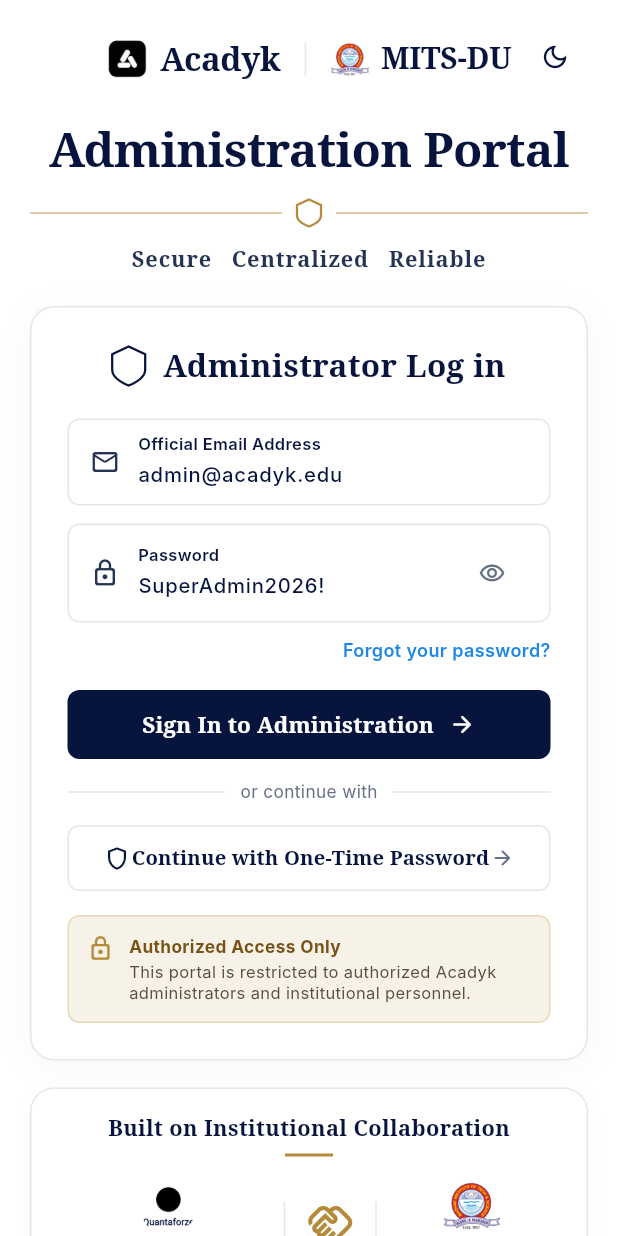
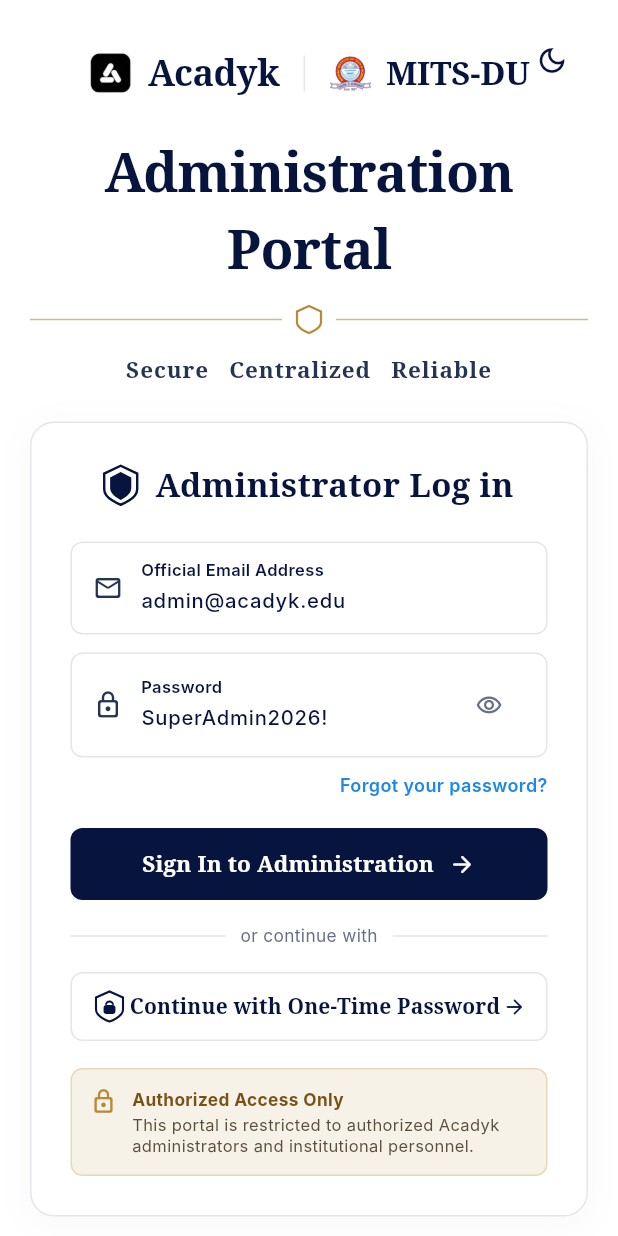
Before and after one commit to sudhanshupatel517-collab/adminacadyk, a Flutter app: the screen it shows after launch, after a tap on the "visibility off" icon, on a phone screen of 412 x 824 dp. Run offline on Flutter 3.47's test engine with Material 3 defaults, Android fonts, the phone set to English and light mode, and no system bars; our stand-ins replace dio, flutter_riverpod, flutter_secure_storage, go_router, image_picker, timeago; accounts and stored records are empty; Roboto replaces fonts that are missing (Inter).

Commit message:
feat(auth): streamline login page, enhance Administration Portal headline, remove collaboration card and refine shield icons

```diff
--- a/lib/admin/screens/admin_login_screen.dart
+++ b/lib/admin/screens/admin_login_screen.dart
@@ -219,7 +219,6 @@
     final bg = isDark ? const Color(0xFF0D1117) : Colors.white;
     final cardBg = isDark ? const Color(0xFF161B22) : Colors.white;
     final borderColor = isDark ? const Color(0xFF30363D) : kBorder;
-    // Same color for both Acadyk and MITS-DU
     final brandingTextColor = isDark ? const Color(0xFFF0F6FC) : kNavyPrimary;
     final primaryTextColor = isDark ? const Color(0xFFF0F6FC) : kNavyPrimary;
     final secondaryTextColor = isDark ? const Color(0xFF8B949E) : kNavySecondary;
@@ -232,12 +231,12 @@
           children: [
             // Theme toggle top-right
             Positioned(
-              top: 14,
-              right: 18,
+              top: 16,
+              right: 20,
               child: IconButton(
                 icon: Icon(
                   isDark ? Icons.light_mode_outlined : Icons.dark_mode_outlined,
-                  size: 20,
+                  size: 22,
                   color: isDark ? const Color(0xFFF0F6FC) : kNavyPrimary,
                 ),
                 tooltip: isDark ? 'Switch to Light Mode' : 'Switch to Dark Mode',
@@ -251,13 +250,13 @@
             // Centered Main Canvas
             Center(
               child: SingleChildScrollView(
-                padding: const EdgeInsets.symmetric(horizontal: 20, vertical: 24),
+                padding: const EdgeInsets.symmetric(horizontal: 20, vertical: 32),
                 child: ConstrainedBox(
                   constraints: const BoxConstraints(maxWidth: 490),
                   child: Column(
                     crossAxisAlignment: CrossAxisAlignment.center,
                     children: [
-                      // 1. Top Branding: [lagacy.png] Acadyk  |  [mitslog.png] MITS-DU (Same Color)
+                      // 1. Top Branding: [lagacy.png] Acadyk  |  [mitslog.png] MITS-DU (Same Deep Navy Color)
                       Row(
                         mainAxisAlignment: MainAxisAlignment.center,
                         crossAxisAlignment: CrossAxisAlignment.center,
@@ -266,12 +265,12 @@
                             borderRadius: BorderRadius.circular(6),
                             child: Image.asset(
                               'assets/images/lagacy.png',
-                              width: 28,
-                              height: 28,
+                              width: 30,
+                              height: 30,
                               fit: BoxFit.contain,
                               errorBuilder: (_, __, ___) => Container(
-                                width: 28,
-                                height: 28,
+                                width: 30,
+                                height: 30,
                                 decoration: BoxDecoration(
                                   color: kNavyPrimary,
                                   borderRadius: BorderRadius.circular(6),
@@ -280,62 +279,62 @@
                               ),
                             ),
                           ),
-                          const SizedBox(width: 8),
+                          const SizedBox(width: 10),
                           Text(
                             'Acadyk',
                             style: TextStyle(
                               fontFamily: 'serif',
-                              fontSize: 22,
-                              fontWeight: FontWeight.w700,
+                              fontSize: 24,
+                              fontWeight: FontWeight.w800,
                               color: brandingTextColor,
                               letterSpacing: -0.3,
                             ),
                           ),
                           Padding(
                             padding: const EdgeInsets.symmetric(horizontal: 16),
-                            child: Container(width: 1, height: 22, color: borderColor),
+                            child: Container(width: 1, height: 24, color: borderColor),
                           ),
                           Image.asset(
                             'assets/images/mitslog.png',
-                            width: 26,
-                            height: 26,
+                            width: 28,
+                            height: 28,
                             fit: BoxFit.contain,
                             errorBuilder: (_, __, ___) => Image.asset(
                               'assets/images/mits_logo.png',
-                              width: 26,
-                              height: 26,
+                              width: 28,
+                              height: 28,
                               fit: BoxFit.contain,
-                              errorBuilder: (_, __, ___) => const Icon(Icons.school, size: 26, color: kNavyPrimary),
+                              errorBuilder: (_, __, ___) => const Icon(Icons.school, size: 28, color: kNavyPrimary),
                             ),
                           ),
-                          const SizedBox(width: 8),
+                          const SizedBox(width: 10),
                           Text(
                             'MITS-DU',
                             style: TextStyle(
                               fontFamily: 'serif',
-                              fontSize: 20,
-                              fontWeight: FontWeight.w700,
+                              fontSize: 22,
+                              fontWeight: FontWeight.w800,
                               color: brandingTextColor,
                               letterSpacing: -0.2,
                             ),
                           ),
                         ],
                       ),
-                      const SizedBox(height: 22),
+                      const SizedBox(height: 24),
 
-                      // 2. Large Heading: "Administration Portal"
+                      // 2. Large Heading: "Administration Portal" (Attractive serif typography)
                       Text(
                         'Administration Portal',
                         textAlign: TextAlign.center,
                         style: TextStyle(
                           fontFamily: 'serif',
-                          fontSize: 32,
+                          fontSize: 36,
                           fontWeight: FontWeight.w700,
                           color: primaryTextColor,
                           letterSpacing: -0.5,
                         ),
                       ),
-                      const SizedBox(height: 10),
+                      const SizedBox(height: 12),
 
                       // 3. Gold Decorative Divider with Center Shield Outline
                       Row(
@@ -361,7 +360,7 @@
                           ),
                         ],
                       ),
-                      const SizedBox(height: 12),
+                      const SizedBox(height: 14),
 
                       // 4. Tagline: "Secure  Centralized  Reliable"
                       Text(
@@ -369,18 +368,18 @@
                         textAlign: TextAlign.center,
                         style: TextStyle(
                           fontFamily: 'serif',
-                          fontSize: 14.5,
+                          fontSize: 15,
                           fontWeight: FontWeight.w600,
                           color: secondaryTextColor,
                           letterSpacing: 0.6,
                         ),
                       ),
-                      const SizedBox(height: 20),
+                      const SizedBox(height: 24),
 
                       // 5. Main Login Card
                       Container(
                         width: double.infinity,
-                        padding: const EdgeInsets.all(24),
+                        padding: const EdgeInsets.all(26),
                         decoration: BoxDecoration(
                           color: cardBg,
                           borderRadius: BorderRadius.circular(16),
@@ -402,25 +401,25 @@
                               children: [
                                 CustomPaint(
                                   size: const Size(22, 26),
-                                  painter: _ShieldIconPainter(color: primaryTextColor),
+                                  painter: _ShieldFilledPainter(color: primaryTextColor),
                                 ),
                                 const SizedBox(width: 12),
                                 Text(
                                   'Administrator Log in',
                                   style: TextStyle(
                                     fontFamily: 'serif',
-                                    fontSize: 21,
+                                    fontSize: 22,
                                     fontWeight: FontWeight.w700,
                                     color: primaryTextColor,
                                   ),
                                 ),
                               ],
                             ),
-                            const SizedBox(height: 20),
+                            const SizedBox(height: 22),
 
                             // Field 1: Official Email Address
                             Container(
-                              padding: const EdgeInsets.symmetric(horizontal: 14, vertical: 8),
+                              padding: const EdgeInsets.symmetric(horizontal: 14, vertical: 10),
                               decoration: BoxDecoration(
                                 color: isDark ? const Color(0xFF0D1117) : Colors.white,
                                 borderRadius: BorderRadius.circular(8),
@@ -477,7 +476,7 @@
 
                             // Field 2: Password
                             Container(
-                              padding: const EdgeInsets.symmetric(horizontal: 14, vertical: 8),
+                              padding: const EdgeInsets.symmetric(horizontal: 14, vertical: 10),
                               decoration: BoxDecoration(
                                 color: isDark ? const Color(0xFF0D1117) : Colors.white,
                                 borderRadius: BorderRadius.circular(8),
@@ -561,12 +560,12 @@
                                 ),
                               ),
                             ),
-                            const SizedBox(height: 14),
+                            const SizedBox(height: 16),
 
                             // Sign In to Administration Button
                             SizedBox(
                               width: double.infinity,
-                              height: 46,
+                              height: 48,
                               child: ElevatedButton(
                                 onPressed: _isLoading ? null : _handleLogin,
                                 style: ElevatedButton.styleFrom(
@@ -596,7 +595,7 @@
                                       ),
                               ),
                             ),
-                            const SizedBox(height: 14),
+                            const SizedBox(height: 16),
 
                             // "or continue with" Divider
                             Row(
@@ -612,12 +611,12 @@
                                 Expanded(child: Divider(color: borderColor, thickness: 1)),
                               ],
                             ),
-                            const SizedBox(height: 14),
+                            const SizedBox(height: 16),
 
-                            // Continue with One-Time Password Button
+                            // Continue with One-Time Password Button (Shield with lock inside + Right Arrow)
                             SizedBox(
                               width: double.infinity,
-                              height: 44,
+                              height: 46,
                               child: OutlinedButton(
                                 onPressed: _isLoading ? null : _handleOtpLogin,
                                 style: OutlinedButton.styleFrom(
@@ -627,27 +626,37 @@
                                   shape: RoundedRectangleBorder(
                                     borderRadius: BorderRadius.circular(8),
                                   ),
+                                  padding: const EdgeInsets.symmetric(horizontal: 14),
                                 ),
                                 child: Row(
                                   children: [
-                                    Icon(Icons.shield_outlined, size: 18, color: primaryTextColor),
+                                    Container(
+                                      padding: const EdgeInsets.all(3),
+                                      decoration: BoxDecoration(
+                                        borderRadius: BorderRadius.circular(4),
+                                      ),
+                                      child: CustomPaint(
+                                        size: const Size(18, 20),
+                                        painter: _ShieldWithLockPainter(color: primaryTextColor),
+                                      ),
+                                    ),
                                     const Expanded(
                                       child: Text(
                                         'Continue with One-Time Password',
                                         textAlign: TextAlign.center,
                                         style: TextStyle(
                                           fontFamily: 'serif',
-                                          fontSize: 13.5,
+                                          fontSize: 14,
                                           fontWeight: FontWeight.w600,
                                         ),
                                       ),
                                     ),
-                                    Icon(Icons.arrow_forward_rounded, size: 16, color: mutedTextColor),
+                                    Icon(Icons.arrow_forward_rounded, size: 16, color: primaryTextColor),
                                   ],
                                 ),
                               ),
                             ),
-                            const SizedBox(height: 16),
+                            const SizedBox(height: 18),
 
                             // Authorized Access Only Notice Box
                             Container(
@@ -700,142 +709,6 @@
                           ],
                         ),
                       ),
-                      const SizedBox(height: 18),
-
-                      // 6. Bottom Card: Built on Institutional Collaboration (Centralized yellow line + Handshake + qantaforzelogo.jpg)
-                      Container(
-                        width: double.infinity,
-                        padding: const EdgeInsets.symmetric(horizontal: 20, vertical: 16),
-                        decoration: BoxDecoration(
-                          color: cardBg,
-                          borderRadius: BorderRadius.circular(16),
-                          border: Border.all(color: borderColor, width: 1),
-                          boxShadow: [
-                            BoxShadow(
-                              color: Colors.black.withValues(alpha: isDark ? 0.2 : 0.02),
-                              blurRadius: 12,
-                              offset: const Offset(0, 4),
-                            ),
-                          ],
-                        ),
-                        child: Column(
-                          crossAxisAlignment: CrossAxisAlignment.center,
-                          children: [
-                            Text(
-                              'Built on Institutional Collaboration',
-                              style: TextStyle(
-                                fontFamily: 'serif',
-                                fontSize: 14.5,
-                                fontWeight: FontWeight.w700,
-                                color: primaryTextColor,
-                              ),
-                            ),
-                            const SizedBox(height: 6),
-                            // Centralized Yellow Line
-                            Center(
-                              child: Container(width: 32, height: 2, color: kGoldAccent),
-                            ),
-                            const SizedBox(height: 14),
-                            Row(
-                              mainAxisAlignment: MainAxisAlignment.spaceEvenly,
-                              crossAxisAlignment: CrossAxisAlignment.center,
-                              children: [
-                                // Left: Quantaforze (qantaforzelogo.jpg / circular asset + text in same navy color)
-                                Column(
-                                  children: [
-                                    ClipOval(
-                                      child: Image.asset(
-                                        'assets/images/qantaforzelogo.jpg',
-                                        width: 38,
-                                        height: 38,
-                                        fit: BoxFit.cover,
-                                        errorBuilder: (_, __, ___) => Container(
-                                          width: 38,
-                                          height: 38,
-                                          decoration: const BoxDecoration(
-                                            color: Colors.black,
-                                            shape: BoxShape.circle,
-                                          ),
-                                          child: const Center(
-                                            child: Icon(Icons.all_inclusive_rounded, color: Colors.white, size: 20),
-                                          ),
-                                        ),
-                                      ),
-                                    ),
-                                    const SizedBox(height: 6),
-                                    Text(
-                                      'Quantaforze',
-                                      style: TextStyle(
-                                        fontFamily: 'serif',
-                                        fontSize: 14,
-                                        fontWeight: FontWeight.w700,
-                                        color: primaryTextColor,
-                                      ),
-                                    ),
-                                  ],
-                                ),
-
-                                // Center: Handshake pic centered between two vertical grey lines
-                                Padding(
-                                  padding: const EdgeInsets.symmetric(horizontal: 6),
-                                  child: Row(
-                                    mainAxisSize: MainAxisSize.min,
-                                    crossAxisAlignment: CrossAxisAlignment.center,
-                                    children: [
-                                      Container(width: 1, height: 32, color: borderColor),
-                                      const SizedBox(width: 14),
-                                      Icon(
-                                        Icons.handshake_outlined,
-                                        size: 32,
-                                        color: kGoldAccent,
-                                      ),
-                                      const SizedBox(width: 14),
-                                      Container(width: 1, height: 32, color: borderColor),
-                                    ],
-                                  ),
-                                ),
-
-                                // Right: MITS-DU (mitslog.png + text in same navy color)
-                                Column(
-                                  children: [
-                                    Image.asset(
-                                      'assets/images/mitslog.png',
-                                      width: 38,
-                                      height: 38,
-                                      fit: BoxFit.contain,
-                                      errorBuilder: (_, __, ___) => Image.asset(
-                                        'assets/images/mits_logo.png',
-                                        width: 38,
-                                        height: 38,
-                                        fit: BoxFit.contain,
-                                        errorBuilder: (_, __, ___) => const Icon(Icons.school, size: 38, color: kNavyPrimary),
-                                      ),
-                                    ),
-                                    const SizedBox(height: 6),
-                                    Text(
-                                      'MITS-DU',
-                                      style: TextStyle(
-                                        fontFamily: 'serif',
-                                        fontSize: 14,
-                                        fontWeight: FontWeight.w700,
-                                        color: primaryTextColor,
-                                      ),
-                                    ),
-                                  ],
-                                ),
-                              ],
-                            ),
-                            const SizedBox(height: 12),
-                            Text(
-                              'Connecting technology, education, and opportunity.',
-                              style: TextStyle(
-                                fontSize: 11.5,
-                                color: mutedTextColor,
-                              ),
-                            ),
-                          ],
-                        ),
-                      ),
                     ],
                   ),
                 ),
@@ -882,3 +755,124 @@
   @override
   bool shouldRepaint(covariant CustomPainter oldDelegate) => false;
 }
+
+class _ShieldFilledPainter extends CustomPainter {
+  final Color color;
+  _ShieldFilledPainter({required this.color});
+
+  @override
+  void paint(Canvas canvas, Size size) {
+    // Outer shield stroke
+    final strokePaint = Paint()
+      ..color = color
+      ..style = PaintingStyle.stroke
+      ..strokeWidth = 1.6;
+
+    final path = Path();
+    path.moveTo(size.width * 0.5, 0);
+    path.lineTo(size.width, size.height * 0.2);
+    path.lineTo(size.width, size.height * 0.6);
+    path.cubicTo(
+      size.width, size.height * 0.85,
+      size.width * 0.5, size.height,
+      size.width * 0.5, size.height,
+    );
+    path.cubicTo(
+      size.width * 0.5, size.height,
+      0, size.height * 0.85,
+      0, size.height * 0.6,
+    );
+    path.lineTo(0, size.height * 0.2);
+    path.close();
+
+    canvas.drawPath(path, strokePaint);
+
+    // Inner filled shield
+    final fillPaint = Paint()
+      ..color = color
+      ..style = PaintingStyle.fill;
+
+    final innerPath = Path();
+    innerPath.moveTo(size.width * 0.5, size.height * 0.16);
+    innerPath.lineTo(size.width * 0.82, size.height * 0.3);
+    innerPath.lineTo(size.width * 0.82, size.height * 0.58);
+    innerPath.cubicTo(
+      size.width * 0.82, size.height * 0.76,
+      size.width * 0.5, size.height * 0.88,
+      size.width * 0.5, size.height * 0.88,
+    );
+    innerPath.cubicTo(
+      size.width * 0.5, size.height * 0.88,
+      size.width * 0.18, size.height * 0.76,
+      size.width * 0.18, size.height * 0.58,
+    );
+    innerPath.lineTo(size.width * 0.18, size.height * 0.3);
+    innerPath.close();
+
+    canvas.drawPath(innerPath, fillPaint);
+  }
+
+  @override
+  bool shouldRepaint(covariant CustomPainter oldDelegate) => false;
+}
+
+class _ShieldWithLockPainter extends CustomPainter {
+  final Color color;
+  _ShieldWithLockPainter({required this.color});
+
+  @override
+  void paint(Canvas canvas, Size size) {
+    // Outer shield stroke
+    final strokePaint = Paint()
+      ..color = color
+      ..style = PaintingStyle.stroke
+      ..strokeWidth = 1.4;
+
+    final path = Path();
+    path.moveTo(size.width * 0.5, 0);
+    path.lineTo(size.width, size.height * 0.2);
+    path.lineTo(size.width, size.height * 0.6);
+    path.cubicTo(
+      size.width, size.height * 0.85,
+      size.width * 0.5, size.height,
+      size.width * 0.5, size.height,
+    );
+    path.cubicTo(
+      size.width * 0.5, size.height,
+      0, size.height * 0.85,
+      0, size.height * 0.6,
+    );
+    path.lineTo(0, size.height * 0.2);
+    path.close();
+
+    canvas.drawPath(path, strokePaint);
+
+    // Lock body
+    final lockBodyPaint = Paint()
+      ..color = color
+      ..style = PaintingStyle.fill;
+
+    final lockRect = Rect.fromCenter(
+      center: Offset(size.width * 0.5, size.height * 0.6),
+      width: size.width * 0.44,
+      height: size.height * 0.3,
+    );
+    canvas.drawRRect(RRect.fromRectAndRadius(lockRect, const Radius.circular(2)), lockBodyPaint);
+
+    // Lock shackle
+    final shacklePaint = Paint()
+      ..color = color
+      ..style = PaintingStyle.stroke
+      ..strokeWidth = 1.3;
+
+    final shackleRect = Rect.fromCenter(
+      center: Offset(size.width * 0.5, size.height * 0.44),
+      width: size.width * 0.26,
+      height: size.height * 0.22,
+    );
+    canvas.drawArc(shackleRect, 3.14159, 3.14159, false, shacklePaint);
+  }
+
+  @override
+  bool shouldRepaint(covariant CustomPainter oldDelegate) => false;
+}
```
Also changed, not shown: 2 other files.
